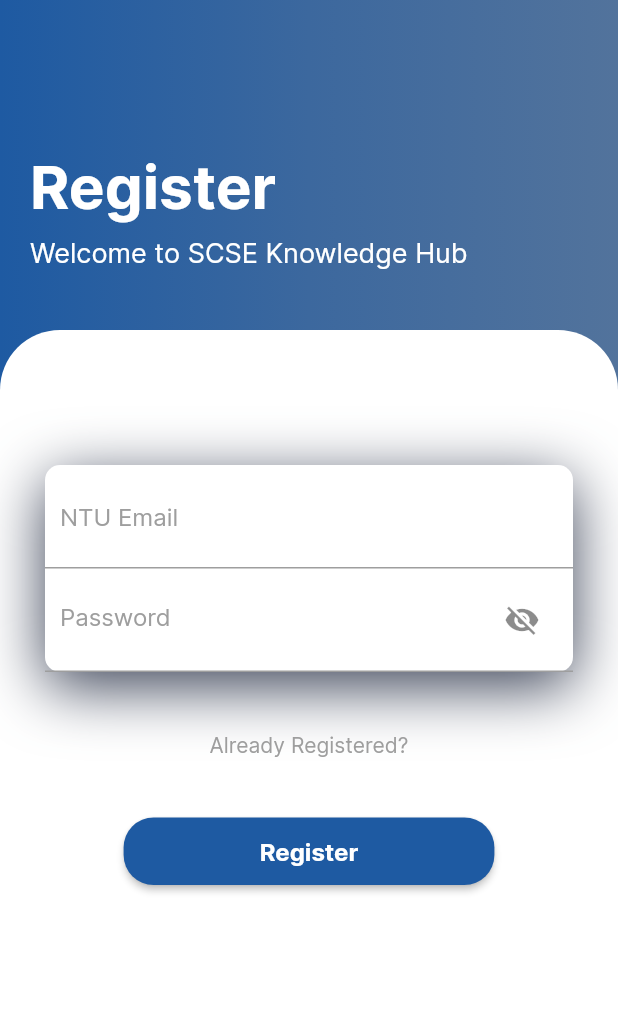
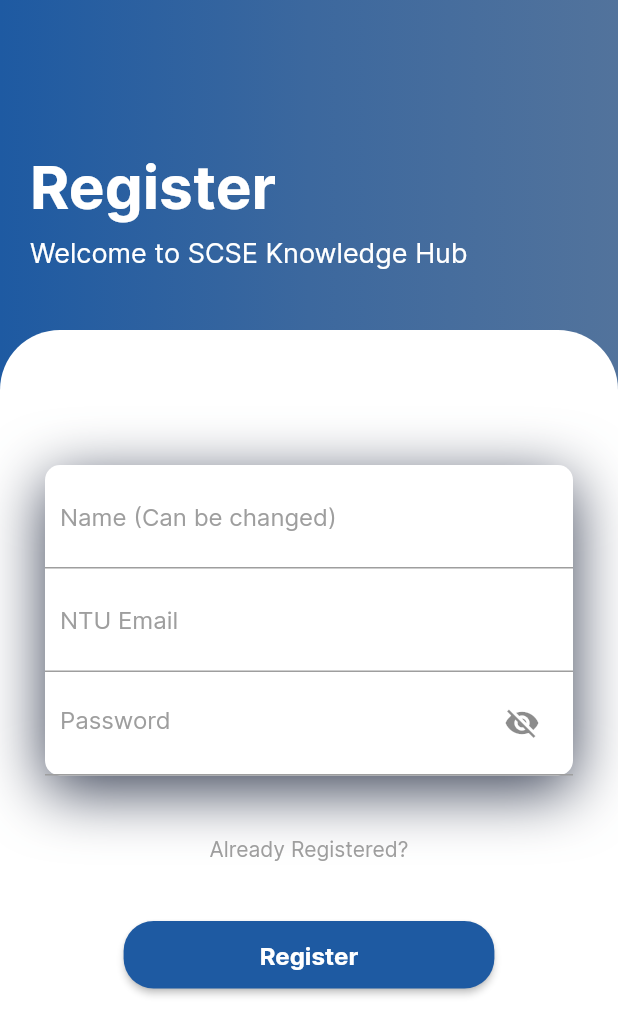
Before and after one commit to clarencekwl/scse-knowledge-hub, a Flutter app: the screen it shows after launch, on a phone screen of 412 x 824 dp. Shown: the top 1035 px of the screen. Run offline on Flutter 3.47's test engine with Material 2 defaults, Android fonts, the phone set to English and light mode, and no system bars; our stand-ins replace cached_network_image, cloud_firestore, firebase_auth, firebase_core, flutter_spinkit, image_picker and 2 more; missing offline and left inert: cached_memory_image, image_painter; accounts and stored records are empty.

Commit message:
:construction: [User] login process

```diff
--- a/scse_knowledge_hub_app/lib/pages/login_page.dart
+++ b/scse_knowledge_hub_app/lib/pages/login_page.dart
@@ -3,8 +3,10 @@ import 'dart:async';
 
 import 'package:firebase_auth/firebase_auth.dart';
 import 'package:flutter/material.dart';
+import 'package:provider/provider.dart';
 import 'package:scse_knowledge_hub_app/pages/email_verfication_page.dart';
 import 'package:scse_knowledge_hub_app/pages/home_page.dart';
+import 'package:scse_knowledge_hub_app/providers/user_provider.dart';
 import 'package:scse_knowledge_hub_app/utils/styles.dart';
 
 class LoginPage extends StatefulWidget {
@@ -15,8 +17,10 @@ class LoginPage extends StatefulWidget {
 }
 
 class _LoginPageState extends State<LoginPage> {
+  late UserProvider _userProvider;
   final TextEditingController _emailController = TextEditingController();
   final TextEditingController _passwordController = TextEditingController();
+  final TextEditingController _nameController = TextEditingController();
   final _formKey = GlobalKey<FormState>();
   bool _isLoading = false;
   bool _obscurePassword = true;
@@ -24,6 +28,7 @@ class _LoginPageState extends State<LoginPage> {
 
   @override
   Widget build(BuildContext context) {
+    _userProvider = Provider.of(context);
     return Scaffold(
       body: Stack(
         children: [
@@ -109,6 +114,23 @@ class _LoginPageState extends State<LoginPage> {
                                       ]),
                                   child: Column(
                                     children: <Widget>[
+                                      if (true == _isRegister)
+                                        Container(
+                                          padding: EdgeInsets.all(10),
+                                          decoration: BoxDecoration(
+                                              border: Border(
+                                                  bottom: BorderSide(
+                                                      color: Colors.grey))),
+                                          child: TextFormField(
+                                            controller: _nameController,
+                                            decoration: InputDecoration(
+                                              hintText: "Name (Can be changed)",
+                                              hintStyle:
+                                                  TextStyle(color: Colors.grey),
+                                              border: InputBorder.none,
+                                            ),
+                                          ),
+                                        ),
                                       Container(
                                         padding: EdgeInsets.all(10),
                                         decoration: BoxDecoration(
@@ -190,13 +212,15 @@ class _LoginPageState extends State<LoginPage> {
                                   width: Styles.kScreenWidth(context) * 0.60,
                                   child: ElevatedButton(
                                       onPressed: () async {
-                                        _isLoading = true;
-                                        setState(() {});
+                                        log("login button pressed!");
                                         if (_formKey.currentState!.validate()) {
-                                          log("login button pressed!");
+                                          _isLoading = true;
+                                          setState(() {});
                                           User? user;
                                           if (true == _isRegister) {
                                             user = await _signUp(
+                                                userName:
+                                                    _nameController.text.trim(),
                                                 userEmail: _emailController.text
                                                     .trim(),
                                                 userPassword:
@@ -209,6 +233,9 @@ class _LoginPageState extends State<LoginPage> {
                                                   MaterialPageRoute(
                                                       builder: (context) =>
                                                           EmailVerificationPage(
+                                                              userName:
+                                                                  _nameController
+                                                                      .text,
                                                               userEmail:
                                                                   _emailController
                                                                       .text)));
@@ -223,7 +250,10 @@ class _LoginPageState extends State<LoginPage> {
                                             );
                                             if (user != null) {
                                               // ignore: use_build_context_synchronously
-
+                                              log("user is not null");
+                                              log(user.uid);
+                                              await _userProvider.setUser(
+                                                  userID: user.uid);
                                               Navigator.of(context).push(
                                                   MaterialPageRoute(
                                                       builder: (context) =>
@@ -295,13 +325,15 @@ class _LoginPageState extends State<LoginPage> {
   }
 
   Future<User?> _signUp(
-      {required String userEmail,
+      {required String userName,
+      required String userEmail,
       required String userPassword,
       required BuildContext context}) async {
     try {
       UserCredential userCredential = await FirebaseAuth.instance
           .createUserWithEmailAndPassword(
               email: userEmail, password: userPassword);
+
       return userCredential.user;
     } on FirebaseAuthException catch (e) {
       if (e.code == 'weak-password') {
--- a/scse_knowledge_hub_app/lib/providers/question_provider.dart
+++ b/scse_knowledge_hub_app/lib/providers/question_provider.dart
@@ -30,7 +30,7 @@ class QuestionProvider extends ChangeNotifier {
       _listOfQuestions = res.listofQuestions;
     }
     for (int i = 0; i < _listOfQuestions.length; i++) {
-      UserReponse res = await UserAPI.getUser(_listOfQuestions[i].user);
+      UserReponse res = await UserAPI.getUser(userID: _listOfQuestions[i].user);
       User user = res.user;
       _listOfQuestions[i].user = user.name;
       if (_listOfQuestions[i].likes == null) {
```
Also changed, not shown: scse_knowledge_hub_app/lib/api/user_api.dart (+5 -3 lines), scse_knowledge_hub_app/lib/pages/email_verfication_page.dart (+8 -4 lines), scse_knowledge_hub_app/lib/pages/home_page.dart (+14 -7 lines), scse_knowledge_hub_app/lib/providers/user_provider.dart (+23 -4 lines).
